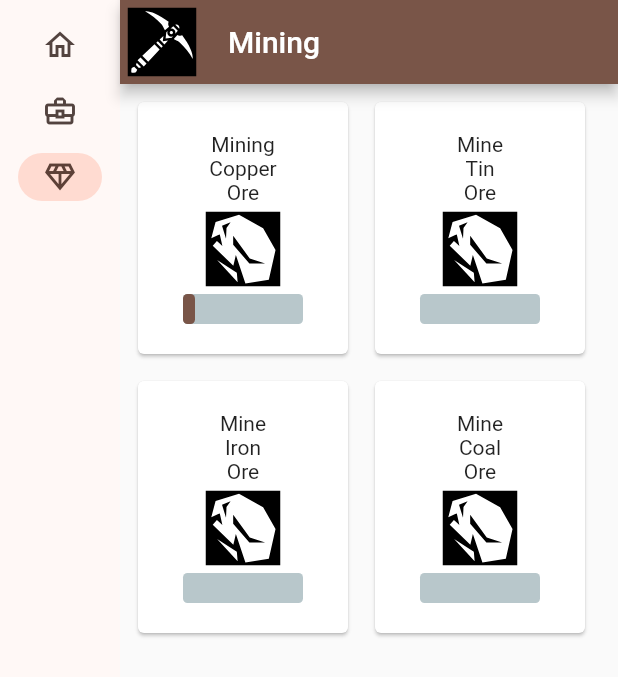
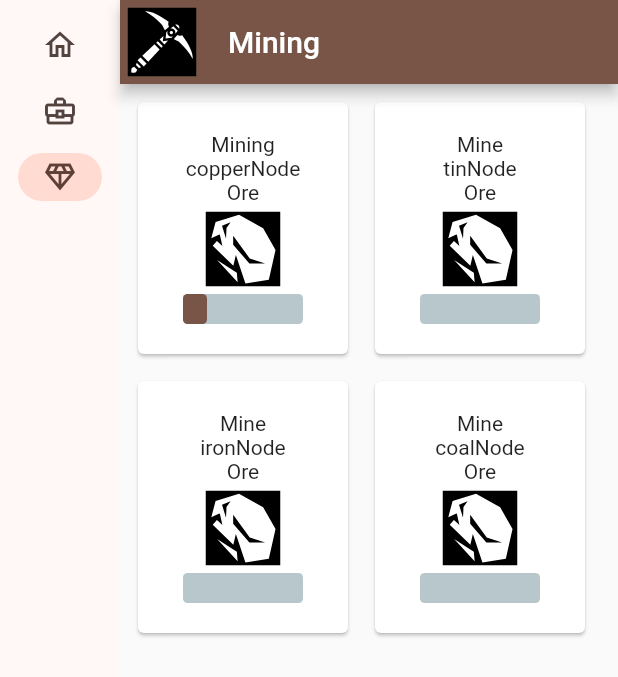
Before and after one commit to eweve/incremental_increment, a Flutter app: the screen it shows after launch, after a tap on "Mine", on a phone screen of 412 x 824 dp. Shown: the top 677 px of the screen. Run offline on Flutter 3.47's test engine with Material 2 defaults, Android fonts, the phone set to English and light mode, and no system bars; drawn by our look-alikes of percent_indicator; our stand-ins replace bloc, equatable, flutter_bloc, flutter_svg.

Commit message:
Melvor Idle Clone with backend

```diff
--- a/lib/game/engine/util/number.dart
+++ b/lib/game/engine/util/number.dart
@@ -43,6 +43,14 @@ class Number implements Comparable<Number> {
     if (exponent > -2 && exponent < 6) {
       var value = (mantissa * pow(10, exponent + 2)).roundToDouble() * 0.01;
       return value.toStringAsFixed(2);
+    }
+    return "${mantissa.toStringAsFixed(2)}e${exponent.toInt()}";
+  }
+
+  String toIntString() {
+    if (exponent > -2 && exponent < 6) {
+      var value = (mantissa * pow(10, exponent + 2)).roundToDouble() * 0.01;
+      return value.toStringAsFixed(0);
     }
     return "${mantissa.toStringAsFixed(2)}e${exponent.toInt()}";
   }
--- a/lib/main.dart
+++ b/lib/main.dart
@@ -1,8 +1,6 @@
 import 'package:flutter/material.dart';
 import 'package:incremental_increment/melvor/components/melvor_app.dart';
 
-import 'antimatter_dimensions/components/antimatter_dimensions_widget.dart';
-
 void main() {
-  runApp(const MelvorApp());
+  runApp(MelvorApp());
 }
--- /dev/null
+++ b/lib/melvor/bloc/melvor_inventory_bloc.dart
@@ -0,0 +1,73 @@
+import 'dart:async';
+
+import 'package:bloc/bloc.dart';
+import 'package:equatable/equatable.dart';
+import 'package:incremental_increment/game/engine/util/number.dart';
+import 'package:incremental_increment/melvor/game_logic/item.dart';
+import 'package:incremental_increment/melvor/game_logic/world_state.dart';
+import 'package:meta/meta.dart';
+
+@immutable
+abstract class MelvorInventoryEvent {
+  const MelvorInventoryEvent();
+}
+
+@immutable
+class InventoryUpdateEvent extends MelvorInventoryEvent {
+  const InventoryUpdateEvent();
+}
+
+@immutable
+class MelvorItemState extends Equatable {
+  final MelvorItemType type;
+  final Number value;
+
+  factory MelvorItemState.from(MelvorItem item) {
+    return MelvorItemState(
+        type: item.resource,
+        value: item.value,
+    );
+  }
+
+  const MelvorItemState({required this.type, required this.value});
+
+  @override
+  List<Object> get props => [type, value];
+}
+
+@immutable
+class MelvorInventoryState extends Equatable {
+  final List<MelvorItemState> bank;
+  final int bankSlots;
+
+  factory MelvorInventoryState.from(WorldState worldState) {
+    return MelvorInventoryState(
+        bank: worldState.inventoryManager.bank.values
+            .map((e) => MelvorItemState.from(e))
+            .toList(),
+        bankSlots: worldState.inventoryManager.bankSize
+    );
+  }
+
+  const MelvorInventoryState({required this.bankSlots, required this.bank});
+
+  @override
+  List<Object> get props => [bankSlots, bank];
+}
+
+class MelvorInventoryBloc extends Bloc<MelvorInventoryEvent, MelvorInventoryState> {
+  final WorldState worldState;
+  late final StreamSubscription tickListener;
+
+  MelvorInventoryBloc({
+    required this.worldState
+  }) : super(MelvorInventoryState.from(worldState)) {
+    tickListener = worldState.tickEventStream.stream.listen((event) {
+        add(const InventoryUpdateEvent());
+    });
+
+    on<InventoryUpdateEvent>((event, emit) {
+      emit(MelvorInventoryState.from(worldState));
+    });
+  }
+}
--- /dev/null
+++ b/lib/melvor/bloc/melvor_mining_bloc.dart
@@ -0,0 +1,72 @@
+import 'dart:async';
+
+import 'package:bloc/bloc.dart';
+import 'package:equatable/equatable.dart';
+import 'package:incremental_increment/melvor/game_logic/mining_manager.dart';
+import 'package:incremental_increment/melvor/game_logic/world_state.dart';
+import 'package:meta/meta.dart';
+
+@immutable
+abstract class MelvorMiningEvent {
+  const MelvorMiningEvent();
+}
+
+@immutable
+class MiningUpdateEvent extends MelvorMiningEvent {
+  const MiningUpdateEvent();
+}
+
+@immutable
+class ToggleMiningResourceEvent extends MelvorMiningEvent {
+  final MiningResource resource;
+  const ToggleMiningResourceEvent({required this.resource});
+}
+
+@immutable
+class MelvorMiningState extends Equatable {
+  final MiningResource activeResource;
+  final double miningProgressPercent;
+
+  factory MelvorMiningState.from(WorldState worldState) {
+    return MelvorMiningState(
+        activeResource: worldState.miningManager.activeResource,
+        miningProgressPercent: worldState.miningManager.percentProgress);
+  }
+
+  const MelvorMiningState({
+    required this.activeResource,
+    required this.miningProgressPercent,
+  });
+
+  @override
+  List<Object> get props => [activeResource, miningProgressPercent];
+}
+
+class MelvorMiningBloc extends Bloc<MelvorMiningEvent, MelvorMiningState> {
+  final WorldState worldState;
+  late final StreamSubscription tickListener;
+
+  MelvorMiningBloc({
+    required this.worldState
+  }) : super(MelvorMiningState.from(worldState)) {
+    tickListener = worldState.tickEventStream.stream.listen((event) {
+      // print("Listening to $event and emitting MiningUpdateEvent");
+      add(const MiningUpdateEvent());
+    });
+
+    _registerUpdateEventHandler();
+    _registerToggleMiningResource();
+  }
+  void _registerUpdateEventHandler() {
+    on<MiningUpdateEvent>((event, emit) {
+      emit(MelvorMiningState.from(worldState));
+    });
+  }
+
+  void _registerToggleMiningResource() {
+    on<ToggleMiningResourceEvent>((event, emit) {
+      worldState.miningManager.toggleProduction(event.resource);
+      emit(MelvorMiningState.from(worldState));
+    });
+  }
+}
--- a/lib/melvor/components/melvor_app.dart
+++ b/lib/melvor/components/melvor_app.dart
@@ -1,9 +1,15 @@
 import 'package:flutter/material.dart';
+import 'package:flutter_bloc/flutter_bloc.dart';
+import 'package:incremental_increment/melvor/bloc/melvor_inventory_bloc.dart';
+import 'package:incremental_increment/melvor/bloc/melvor_mining_bloc.dart';
+import 'package:incremental_increment/melvor/game_logic/world_state.dart';
 
 import 'melvor_layout_widget.dart';
 
 class MelvorApp extends StatelessWidget {
-  const MelvorApp({super.key});
+  final WorldState worldState = WorldState();
+
+  MelvorApp({super.key});
 
   @override
   Widget build(BuildContext context) {
@@ -13,7 +19,16 @@ class MelvorApp extends StatelessWidget {
         useMaterial3: true,
         colorScheme: ColorScheme.fromSeed(seedColor: Colors.deepOrange),
       ),
-      home: const MelvorLayoutWidget(),
+      home: MultiBlocProvider(providers: [
+        BlocProvider<MelvorInventoryBloc>(
+          create: (BuildContext context) =>
+              MelvorInventoryBloc(worldState: worldState),
+        ),
+        BlocProvider<MelvorMiningBloc>(
+          create: (BuildContext context) =>
+              MelvorMiningBloc(worldState: worldState),
+        ),
+      ], child: const MelvorLayoutWidget()),
     );
   }
 }
--- a/lib/melvor/components/melvor_inventory_widget.dart
+++ b/lib/melvor/components/melvor_inventory_widget.dart
@@ -1,13 +1,18 @@
 import 'package:flutter/material.dart';
 import 'dart:math';
 
+import 'package:flutter_bloc/flutter_bloc.dart';
+import 'package:incremental_increment/melvor/bloc/melvor_inventory_bloc.dart';
+import 'package:incremental_increment/melvor/game_logic/item.dart';
+
 class MelvorInventoryWidget extends StatelessWidget {
-  final int slotCount;
-
-  const MelvorInventoryWidget({super.key, this.slotCount = 10});
+  const MelvorInventoryWidget({super.key});
 
   @override
   Widget build(BuildContext context) {
+    return BlocConsumer<MelvorInventoryBloc, MelvorInventoryState>(
+        listener: (context, state) {},
+        builder: (context, state) {
           return Container(
               padding: const EdgeInsets.all(8.0),
               child: SingleChildScrollView(
@@ -16,18 +21,62 @@ class MelvorInventoryWidget extends StatelessWidget {
                     spacing: 10,
                     runSpacing: 10,
                     children: [
-                for (int i = 0; i < slotCount; i++)
-                  _createInventorySlot()
+                      // TODO: Put the items in the slots and put numbers in there.
+                      for (int i = 0; i < state.bankSlots; i++)
+                        (i < state.bank.length) ? _createInventorySlot(item: state.bank[i]) : _createInventorySlot()
                     ],
                   )
               )
           );
         }
+    );
+  }
 
-  Container _createInventorySlot({
+  Widget _createInventorySlot({
     double itemWidth = 40,
     double itemHeight = 40,
-    randomIcon = true
+    MelvorItemState? item,
+  }) {
+    Widget slotContainer = _createSlotContainer(itemHeight: itemHeight, itemWidth: itemWidth, randomIcon: false);
+    return Stack(
+      children: [
+        slotContainer,
+        Positioned(
+          top: 0,
+          left: 0,
+          child: Align(
+            alignment: Alignment.topLeft,
+            child: Text(
+              (item != null) ? item.type.resourceName : "",
+              style: const TextStyle(
+                color: Colors.black,
+                fontSize: 7
+                // fontWeight: FontWeight.bold,
+              ),
+            ),
+          ),
+        ),
+        Positioned(
+          bottom: 0,
+          right: 0,
+          child: Align(
+            alignment: Alignment.bottomRight,
+            child: Text(
+              (item != null) ? item.value.toIntString() : "",
+              style: const TextStyle(
+                color: Colors.black,
+                // fontWeight: FontWeight.bold,
+              ),
+            ),
+          ),
+        )
+      ],
+    );
+  }
+  Container _createSlotContainer({
+    double itemWidth = 40,
+    double itemHeight = 40,
+    bool randomIcon = true,
   }) {
     if (randomIcon) {
       return Container(
--- a/lib/melvor/components/melvor_layout_widget.dart
+++ b/lib/melvor/components/melvor_layout_widget.dart
@@ -28,7 +28,8 @@ class _MelvorLayoutWidget extends State<MelvorLayoutWidget> {
       default:
         throw UnimplementedError('no widget for $selectedIndex');
     }
-    return LayoutBuilder(
+    return Center(
+      child: LayoutBuilder(
           builder: (context, constraints) {
             return Scaffold(
               body: Row(
@@ -60,7 +61,10 @@ class _MelvorLayoutWidget extends State<MelvorLayoutWidget> {
                   ),
                   Expanded(
                     child: Container(
-                    color: Theme.of(context).colorScheme.primaryContainer,
+                      color: Theme
+                          .of(context)
+                          .colorScheme
+                          .primaryContainer,
                       alignment: Alignment.topCenter,
                       child: page,
                     ),
@@ -69,6 +73,7 @@ class _MelvorLayoutWidget extends State<MelvorLayoutWidget> {
               ),
             );
           }
+      ),
     );
   }
 }
--- a/lib/melvor/components/melvor_mining_action_card_widget.dart
+++ b/lib/melvor/components/melvor_mining_action_card_widget.dart
@@ -1,35 +1,14 @@
 import 'package:flutter/material.dart';
+import 'package:flutter_bloc/flutter_bloc.dart';
 import 'package:flutter_svg/svg.dart';
+import 'package:incremental_increment/melvor/bloc/melvor_mining_bloc.dart';
+import 'package:incremental_increment/melvor/game_logic/mining_manager.dart';
 import 'package:percent_indicator/linear_percent_indicator.dart';
 
-class MelvorMiningActionCardWidget extends StatefulWidget {
-  final String resourceName;
+class MelvorMiningActionCardWidget extends StatelessWidget {
+  final MiningResource resource;
 
-  const MelvorMiningActionCardWidget({Key? key, required this.resourceName}) : super(key: key);
-
-  @override
-  State<MelvorMiningActionCardWidget> createState() => _MelvorMiningActionCardWidgetState();
-}
-
-class _MelvorMiningActionCardWidgetState extends State<MelvorMiningActionCardWidget>
-    with TickerProviderStateMixin {
-  late AnimationController _controller;
-
-  @override
-  void initState() {
-    super.initState();
-    _controller = AnimationController(
-      vsync: this,
-      duration: const Duration(seconds: 1),
-    );
-    _controller.addListener(() { setState(() {}); });
-  }
-
-  @override
-  void dispose() {
-    _controller.dispose();
-    super.dispose();
-  }
+  const MelvorMiningActionCardWidget({Key? key, required this.resource}) : super(key: key);
 
   @override
   Widget build(BuildContext context) {
@@ -38,14 +17,16 @@ class _MelvorMiningActionCardWidgetState extends State<MelvorMiningActionCardWid
       fit: BoxFit.fitWidth,
       width: 50, height: 50,
     );
+    return BlocConsumer<MelvorMiningBloc, MelvorMiningState>(
+        listener: (context, state) {},
+        builder: (context, state) {
+          bool cardIsActive = (state.activeResource == resource);
           return Card(
               child: InkWell(
                 onTap: () {
-            if (_controller.isAnimating) {
-              _controller.reset();
-            } else {
-              _controller.repeat();
-            }
+                  context
+                      .read<MelvorMiningBloc>()
+                      .add(ToggleMiningResourceEvent(resource: resource));
                 },
                 child: Padding(
                   padding: const EdgeInsets.all(20.0),
@@ -55,8 +36,8 @@ class _MelvorMiningActionCardWidgetState extends State<MelvorMiningActionCardWid
                     child: Center(
                         child:Column(
                             children: [
-                        (_controller.isAnimating) ? _rowText("Mining") : _rowText("Mine"),
-                        _rowText(widget.resourceName),
+                              cardIsActive ? _rowText("Mining") : _rowText("Mine"),
+                              _rowText(resource.name),
                               _rowText("Ore"),
                               Padding(
                                   padding: const EdgeInsets.all(5),
@@ -64,8 +45,7 @@ class _MelvorMiningActionCardWidgetState extends State<MelvorMiningActionCardWid
                               ),
                               LinearPercentIndicator(
                                 lineHeight: 20.0,
-                          animateFromLastPercent: true,
-                          percent: _controller.value,
+                                percent: cardIsActive ? state.miningProgressPercent : 0,
                                 barRadius: const Radius.circular(3),
                                 progressColor: Colors.brown,
                               ),
@@ -77,6 +57,8 @@ class _MelvorMiningActionCardWidgetState extends State<MelvorMiningActionCardWid
               )
           );
         }
+    );
+  }
 
   Widget _rowText(String text) {
     return Row(
--- a/lib/melvor/components/melvor_mining_widget.dart
+++ b/lib/melvor/components/melvor_mining_widget.dart
@@ -1,8 +1,7 @@
-import 'dart:math';
-
 import 'package:flutter/material.dart';
 import 'package:flutter_svg/svg.dart';
 import 'package:incremental_increment/melvor/components/melvor_mining_action_card_widget.dart';
+import 'package:incremental_increment/melvor/game_logic/mining_manager.dart';
 
 class MelvorMiningWidget extends StatefulWidget {
   const MelvorMiningWidget({Key? key}) : super(key: key);
@@ -53,10 +52,10 @@ class _MelvorMiningWidgetState extends State<MelvorMiningWidget>
                   spacing: 10,
                   runSpacing: 10,
                   children: const [
-                    MelvorMiningActionCardWidget(resourceName: 'Copper'),
-                    MelvorMiningActionCardWidget(resourceName: 'Tin'),
-                    MelvorMiningActionCardWidget(resourceName: 'Iron'),
-                    MelvorMiningActionCardWidget(resourceName: 'Coal'),
+                    MelvorMiningActionCardWidget(resource: MiningResource.copperNode),
+                    MelvorMiningActionCardWidget(resource: MiningResource.tinNode),
+                    MelvorMiningActionCardWidget(resource: MiningResource.ironNode),
+                    MelvorMiningActionCardWidget(resource: MiningResource.coalNode),
                   ],
                 )
             )
--- /dev/null
+++ b/lib/melvor/game_logic/inventory_manager.dart
@@ -0,0 +1,49 @@
+import 'package:incremental_increment/game/engine/util/number.dart';
+import 'package:incremental_increment/melvor/game_logic/item.dart';
+
+class InventoryManager {
+  final Map<MelvorItemType, MelvorItem> bank = {};
+  final int bankSize = 10;
+
+  bool get isBankFull => bank.keys.length == bankSize;
+
+  // Jank: list order matters. First invalid action cancels the rest.
+  // TODO: Code a better inventory system.
+  bool handleTransaction(List<MelvorItemAction> actions) {
+    for (int i = 0; i < actions.length; i++) {
+      if (!handleAction(actions[i])) {
+        return false;
+      }
+    }
+    return true;
+  }
+
+  bool contains(MelvorItemType itemType, Number amount) {
+    return bank.containsKey(itemType) && bank[itemType]!.value < amount;
+  }
+
+  bool handleAction(MelvorItemAction action) {
+    if (action.amount > 0) {
+      return add(action.resource, Number.from(action.amount));
+    } else {
+      return remove(action.resource, Number.from(action.amount));
+    }
+  }
+
+  bool add(MelvorItemType itemType, Number amount) {
+    if (isBankFull) {
+      return false;
+    }
+    bank.putIfAbsent(itemType, () => MelvorItem(resource: itemType));
+    bank[itemType]?.accumulate(amount);
+    return true;
+  }
+
+  bool remove(MelvorItemType itemType, Number amount) {
+    if (!bank.containsKey(itemType) || bank[itemType]!.value < amount) {
+      return false;
+    }
+    bank[itemType]?.decrease(amount);
+    return true;
+  }
+}
--- /dev/null
+++ b/lib/melvor/game_logic/item.dart
@@ -0,0 +1,30 @@
+import 'package:incremental_increment/game/engine/unit/resource_unit.dart';
+import 'package:meta/meta.dart';
+
+class MelvorItem extends ResourceUnit {
+  final MelvorItemType resource;
+
+  MelvorItem({required this.resource});
+}
+
+@immutable
+class MelvorItemAction {
+  final MelvorItemType resource;
+  final int amount;
+
+  const MelvorItemAction(this.resource, this.amount);
+}
+
+enum MelvorItemType {
+  copperOre(1, "Copper Ore"),
+  tinOre(2, "Tin Ore"),
+  ironOre(3, "Iron Ore"),
+  coal(4, "Coal");
+
+  const MelvorItemType(this.resourceId, this.resourceName);
+  final int resourceId;
+  final String resourceName;
+
+  @override
+  String toString() => 'MelvorItemType($resourceId, $resourceName)';
+}
--- /dev/null
+++ b/lib/melvor/game_logic/mining_manager.dart
@@ -0,0 +1,60 @@
+import 'package:incremental_increment/game/engine/unit/ticker_unit.dart';
+import 'package:incremental_increment/game/engine/util/time_unit.dart';
+import 'package:incremental_increment/melvor/game_logic/item.dart';
+import 'package:incremental_increment/melvor/game_logic/resource_producer.dart';
+
+class MiningManager extends TickerUnit {
+  late final Map<MiningResource, ResourceProducer> producers;
+
+  final void Function(List<MelvorItemAction>) inventoryFunction;
+
+  MiningResource _activeResource = MiningResource.inactive;
+
+  MiningManager({required this.inventoryFunction}) {
+    producers = {
+      for (var e in MiningResource.values)
+        e : ResourceProducer(handleProduction, e.cyclePeriod, [])
+    };
+  }
+
+  bool get isActive => _activeResource != MiningResource.inactive;
+  MiningResource get activeResource => _activeResource;
+  double get percentProgress => producers[activeResource]!.currentPercentProgress;
+
+  @override
+  void unitTick(TimeUnit timeUnit) {
+    if (_activeResource != MiningResource.inactive) {
+      producers[_activeResource]!.tick(timeUnit);
+    }
+  }
+
+  void toggleProduction(MiningResource resource) {
+    if (_activeResource == MiningResource.inactive) {
+      _activeResource = resource;
+    } else if (_activeResource == resource) {
+      producers[_activeResource]!.reset();
+      _activeResource = MiningResource.inactive;
+    }
+  }
+
+  void handleProduction(int resourcesProduced) {
+    List<MelvorItemAction> actions = _activeResource.produces;
+    List<MelvorItemAction> finalActions = actions
+        .map((e) => MelvorItemAction(e.resource, e.amount * resourcesProduced))
+        .toList();
+    inventoryFunction(finalActions);
+  }
+}
+
+enum MiningResource {
+  inactive(100, []),
+  copperNode(1, [MelvorItemAction(MelvorItemType.copperOre, 1)]),
+  tinNode(1, [MelvorItemAction(MelvorItemType.tinOre, 1)]),
+  ironNode(2, [MelvorItemAction(MelvorItemType.ironOre, 1)]),
+  coalNode(.5, [MelvorItemAction(MelvorItemType.coal, 1)]);
+
+  final double cyclePeriod;
+  final List<MelvorItemAction> produces;
+
+  const MiningResource(this.cyclePeriod, this.produces);
+}
--- /dev/null
+++ b/lib/melvor/game_logic/resource_producer.dart
@@ -0,0 +1,39 @@
+import 'package:incremental_increment/game/engine/unit/producer_unit.dart';
+import 'package:incremental_increment/game/engine/util/time_unit.dart';
+
+class ResourceProducer extends ProducerUnit {
+  final Function(int) callback;
+  final double cyclePeriod;
+  final List<double Function()> summedDurationModifiers;
+
+  double _timestamp = 0;
+
+  ResourceProducer(this.callback, this.cyclePeriod, this.summedDurationModifiers);
+
+  double modifier() {
+    double finalModifier = 1;
+    for (Function mod in summedDurationModifiers) {
+      finalModifier += mod();
+    }
+    return finalModifier;
+  }
+
+  double get modifiedCyclePeriod => cyclePeriod * modifier();
+  double get currentPercentProgress => _timestamp / modifiedCyclePeriod;
+
+  @override
+  void reset() {
+    _timestamp = 0;
+    super.reset();
+  }
+
+  @override
+  void unitTick(TimeUnit timeUnit) {
+    _timestamp += timeUnit.deltaEpoch;
+    if (_timestamp > modifiedCyclePeriod) {
+      int cyclesPassed = _timestamp ~/ modifiedCyclePeriod;
+      _timestamp = _timestamp % modifiedCyclePeriod;
+      callback(cyclesPassed);
+    }
+  }
+}
--- /dev/null
+++ b/lib/melvor/game_logic/world_state.dart
@@ -0,0 +1,49 @@
+import 'dart:async';
+
+import 'package:incremental_increment/game/engine/util/pulse.dart';
+import 'package:incremental_increment/melvor/game_logic/inventory_manager.dart';
+import 'package:incremental_increment/melvor/game_logic/mining_manager.dart';
+
+class WorldState {
+  DateTime _lastTime = DateTime.now();
+  final Pulse pulse = Pulse(null);
+
+  late final InventoryManager inventoryManager;
+  late final MiningManager miningManager;
+
+  final StreamController<String> _tickEventStream = StreamController<String>.broadcast();
+  StreamController<String> get tickEventStream => _tickEventStream;
+  StreamSubscription? _timerSubscription;
+
+  WorldState() {
+    init();
+  }
+
+  void init() {
+    inventoryManager = InventoryManager();
+    miningManager = MiningManager(inventoryFunction: inventoryManager.handleTransaction);
+    _timerSubscription = Stream.periodic(const Duration(milliseconds: 50)).listen((_) {
+      tick();
+    });
+  }
+
+  void tick() {
+    var currentTime = DateTime.now();
+    var delta = 0.001 *
+        (currentTime.millisecondsSinceEpoch - _lastTime.millisecondsSinceEpoch);
+    _lastTime = currentTime;
+    if (delta <= 0) {
+      return;
+    }
+    var timeUnit = pulse.next(delta);
+
+    miningManager.tick(timeUnit);
+    tickEventStream.sink.add("event");
+
+    _lastTime = currentTime;
+  }
+
+  void resetTime() {
+    _lastTime = DateTime.now();
+  }
+}
```
Lines whose indentation alone changed are shown as unchanged.
